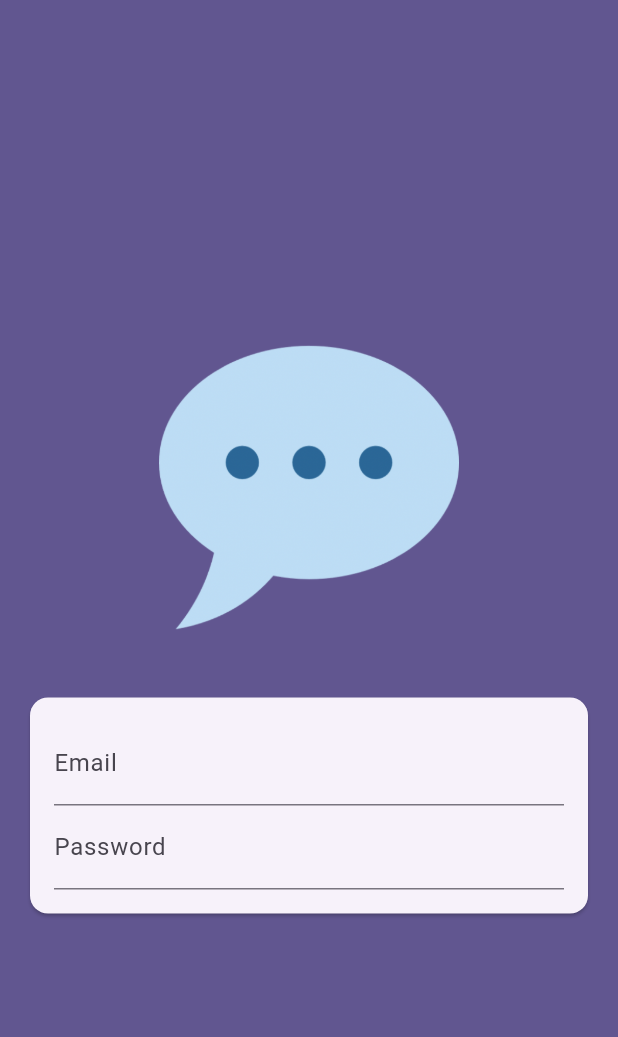
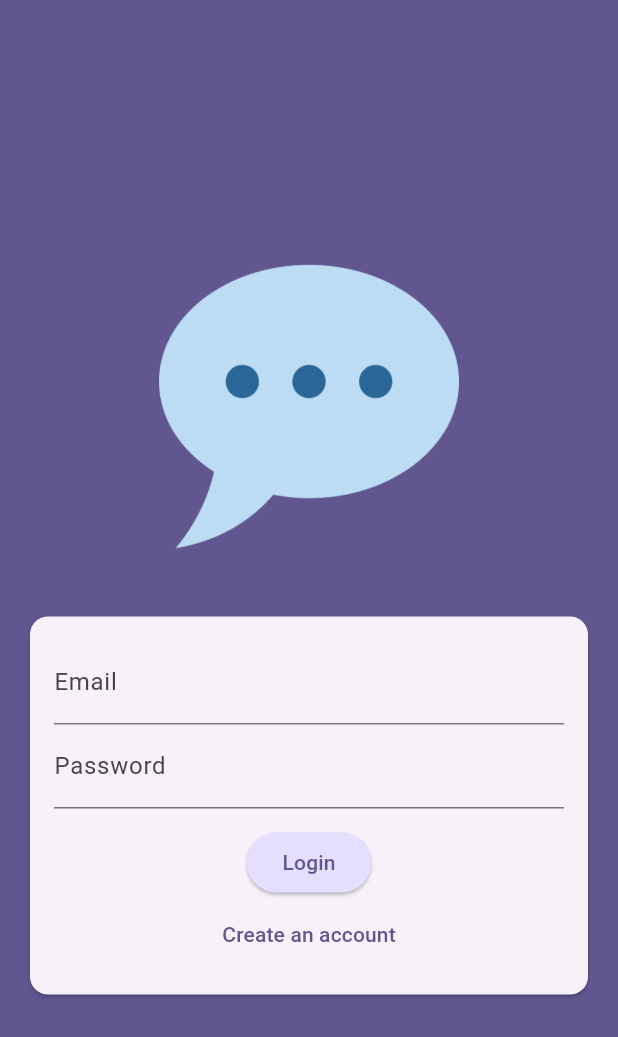
Before and after one commit to evanz1215/flutter_chat_app, a Flutter app: the screen it shows after launch, on a phone screen of 412 x 824 dp. Shown: the top 1037 px of the screen. Run offline on Flutter 3.47's test engine with Material 3 defaults, Android fonts, the phone set to English and light mode, and no system bars.

Commit message:
Add login/signup functionality to AuthScreen

```diff
--- a/lib/screens/auth.dart
+++ b/lib/screens/auth.dart
@@ -8,6 +8,8 @@ class AuthScreen extends StatefulWidget {
 }
 
 class _AuthScreenState extends State<AuthScreen> {
+  var _isLogin = true;
+
   @override
   Widget build(BuildContext context) {
     return Scaffold(
@@ -45,7 +47,23 @@ class _AuthScreenState extends State<AuthScreen> {
                           TextFormField(
                             decoration: const InputDecoration(labelText: 'Password'),
                             obscureText: true, //隱藏密碼
-                          )
+                          ),
+                          const SizedBox(height: 12),
+                          ElevatedButton(
+                            onPressed: () {},
+                            style: ElevatedButton.styleFrom(
+                              backgroundColor: Theme.of(context).colorScheme.primaryContainer,
+                            ),
+                            child: Text(_isLogin ? 'Login' : 'Signup'),
+                          ),
+                          TextButton(
+                            onPressed: () {
+                              setState(() {
+                                _isLogin = !_isLogin;
+                              });
+                            },
+                            child: Text(_isLogin ? 'Create an account' : 'I already have an account. Login'),
+                          ),
                         ],
                       ),
                     ),
```
